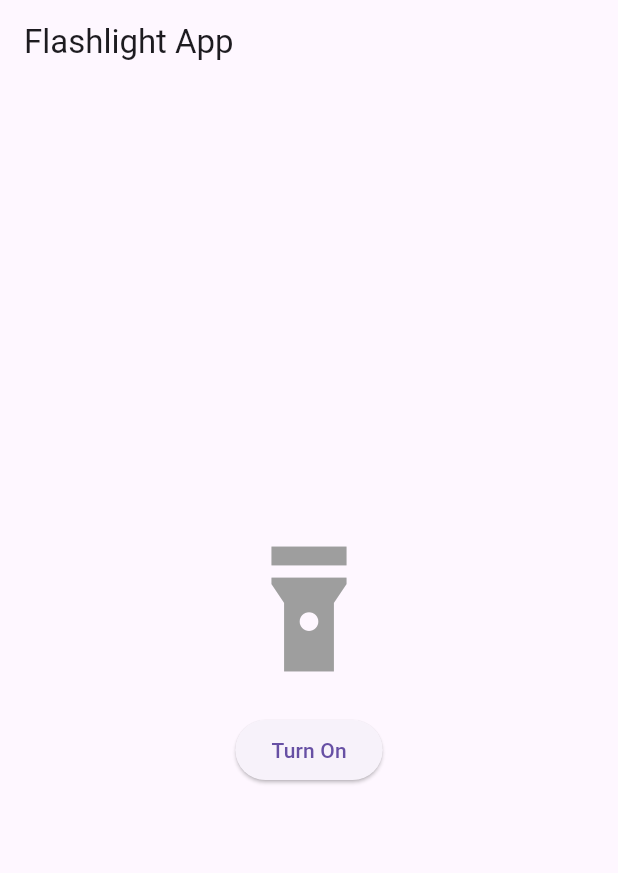
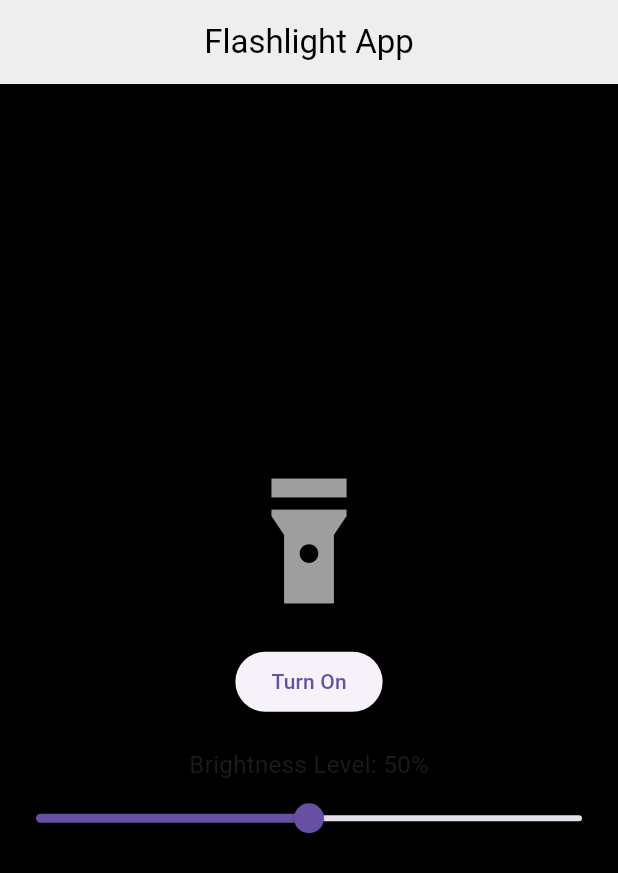
Before and after one commit to sakar5157/flutter_flashlight, a Flutter app: the screen it shows after launch, on a phone screen of 412 x 824 dp. Shown: the top 873 px of the screen. Run offline on Flutter 3.47's test engine with Material 3 defaults, Android fonts, the phone set to English and light mode, and no system bars; our stand-ins replace camera.

Commit message:
added brightness slider

```diff
--- a/lib/main.dart
+++ b/lib/main.dart
@@ -1,21 +1,13 @@
-// Import necessary packages
 import 'package:flutter/material.dart';
 import 'package:camera/camera.dart';
 import 'package:flutter/services.dart';
 
-// Entry point of the application
 void main() async {
-  // Ensure that Flutter is initialized
   WidgetsFlutterBinding.ensureInitialized();
-
-  // Obtain the available cameras
   List<CameraDescription> cameras = await availableCameras();
-
-  // Run the app
   runApp(MyApp(cameras: cameras));
 }
 
-// Main app class
 class MyApp extends StatelessWidget {
   final List<CameraDescription> cameras;
 
@@ -23,19 +15,21 @@ class MyApp extends StatelessWidget {
 
   @override
   Widget build(BuildContext context) {
-    // MaterialApp widget defines the structure of the app
     return MaterialApp(
-      // Set the initial light theme
-      theme: ThemeData.light(),
-      // Set the dark theme
+      debugShowCheckedModeBanner: false,
+      theme: ThemeData.light().copyWith(
+        scaffoldBackgroundColor: Colors.grey[200],
+        appBarTheme: AppBarTheme(
+          backgroundColor: Colors.grey[200],
+          centerTitle: true,
+        ),
+      ),
       darkTheme: ThemeData.dark(),
-      // Home screen of the app
       home: FlashlightScreen(cameras: cameras),
     );
   }
 }
 
-// Flashlight screen class
 class FlashlightScreen extends StatefulWidget {
   final List<CameraDescription> cameras;
 
@@ -45,48 +39,38 @@ class FlashlightScreen extends StatefulWidget {
   _FlashlightScreenState createState() => _FlashlightScreenState();
 }
 
-// State class for the Flashlight screen
 class _FlashlightScreenState extends State<FlashlightScreen> {
   late CameraController _controller;
   late bool _isFlashlightOn;
+  double _brightnessLevel = 0.5;
 
   @override
   void initState() {
     super.initState();
-    // Initialize the camera controller
     _controller = CameraController(widget.cameras[0], ResolutionPreset.low);
-    // Initialize flashlight state
     _isFlashlightOn = false;
 
-    // Initialize the camera controller
     _controller.initialize().then((_) {
-      // Check if the widget is still mounted before setting state
       if (!mounted) {
         return;
       }
-      // Set the state to trigger a rebuild
       setState(() {});
     });
   }
 
   @override
   void dispose() {
-    // Dispose of the camera controller when the widget is disposed
     _controller.dispose();
     super.dispose();
   }
 
-  // Method to toggle the flashlight state
   void _toggleFlashlight() {
-    // Set the state based on the current flashlight state
     setState(() {
       _isFlashlightOn = !_isFlashlightOn;
-      // Set the flashlight mode
       _controller.setFlashMode(
         _isFlashlightOn ? FlashMode.torch : FlashMode.off,
       );
 
-      // Set the system UI overlay style
       if (_isFlashlightOn) {
         SystemChrome.setSystemUIOverlayStyle(SystemUiOverlayStyle.light);
       } else {
@@ -95,37 +79,64 @@ class _FlashlightScreenState extends State<FlashlightScreen> {
     });
   }
 
+  void _updateBrightnessLevel(double value) {
+    setState(() {
+      _brightnessLevel = value;
+      _controller.setExposureMode(
+        ExposureMode.auto, // Reset to auto mode before adjusting brightness
+      );
+
+      // Adjust the brightness level
+      _controller.setExposureOffset(value);
+    });
+  }
+
   @override
   Widget build(BuildContext context) {
-    // Check if the camera is not initialized
     if (!_controller.value.isInitialized) {
       return Container();
     }
 
-    // Build the flashlight screen
     return Scaffold(
       appBar: AppBar(
-        title: Text('Flashlight App'),
+        title: Text(
+          'Flashlight App',
+          style: TextStyle(
+            color: Colors.black, // Title text color
+          ),
+        ),
       ),
       body: Center(
         child: Column(
           mainAxisAlignment: MainAxisAlignment.center,
           children: [
-            // Flashlight icon
             Icon(
               Icons.flashlight_on,
               size: 100.0,
-              color: _isFlashlightOn ? Colors.yellow : Colors.grey,
+              color: _isFlashlightOn ? Colors.amber : Colors.grey,
             ),
             SizedBox(height: 20.0),
-            // Button to toggle the flashlight
             ElevatedButton(
               onPressed: _toggleFlashlight,
               child: Text(_isFlashlightOn ? 'Turn Off' : 'Turn On'),
             ),
+            SizedBox(height: 20.0),
+            Text(
+              'Brightness Level: ${(_brightnessLevel * 100).toStringAsFixed(0)}%',
+              style: TextStyle(fontSize: 16.0),
+            ),
+            Slider(
+              value: _brightnessLevel,
+              onChanged: _updateBrightnessLevel,
+              min: 0.0,
+              max: 1.0,
+              divisions: 100,
+              label: '${(_brightnessLevel * 100).toStringAsFixed(0)}%',
+            ),
           ],
         ),
       ),
+      backgroundColor: _isFlashlightOn ? Colors.grey[50] : Colors.black,
     );
   }
 }
```
